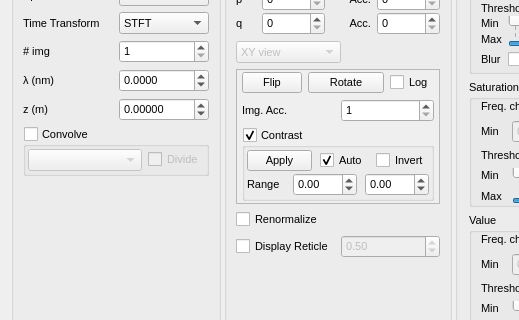
Qt form Holovibes/mainwindow.ui (DigitalHolography/Holovibes) before a commit; both pictures show x 0 to 519 and y 198 to 518 of the 1210 by 796 pixel window.
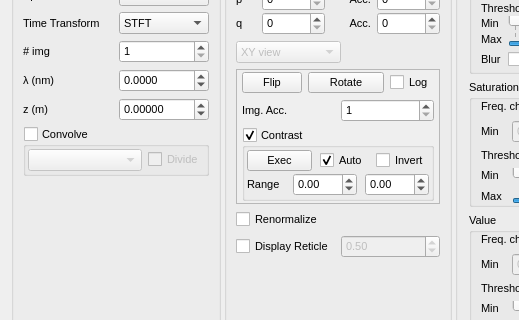
The same form after that commit. Custom widgets are drawn as their Qt base class.

What changed in the file:
```diff
--- a/Holovibes/mainwindow.ui
+++ b/Holovibes/mainwindow.ui
@@ -898,7 +898,7 @@
                     </sizepolicy>
                    </property>
                    <property name="text">
-                    <string>Apply</string>
+                    <string>Exec</string>
                    </property>
                    <property name="flat">
                     <bool>false</bool>
```
